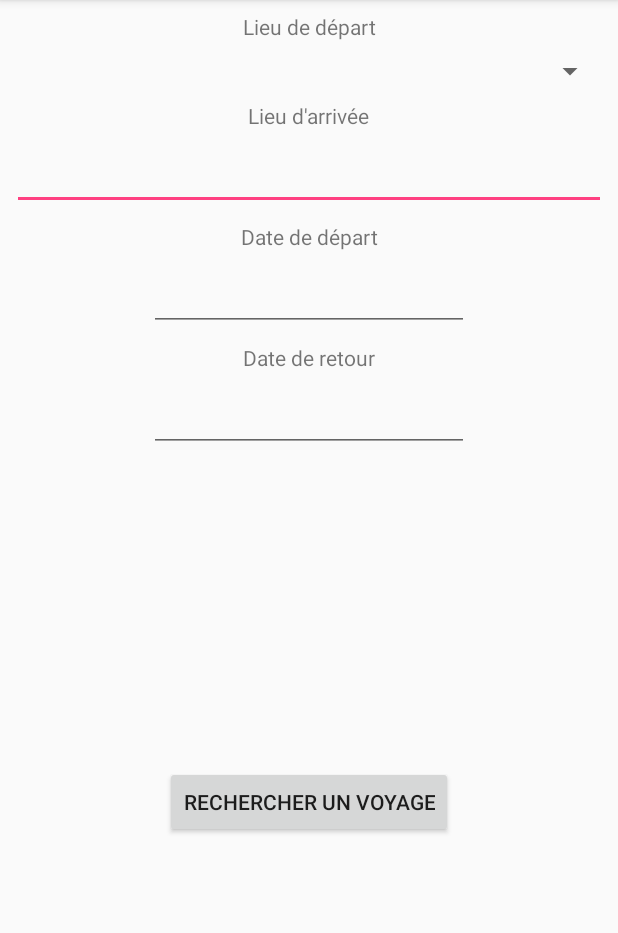
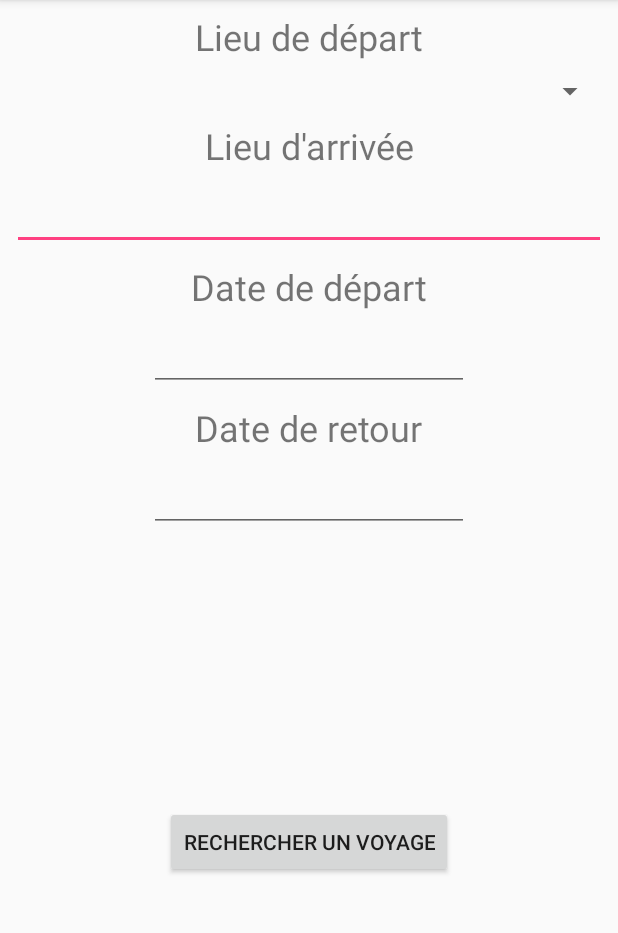
Before and after one commit to quent176/TOU-0917-ANDROID-checkpoint5android, an Android app: the screen it shows after launch (SearchFlightActivity), on a phone screen of 412 x 824 dp, the part 84-1017 px from its top. Run offline under Robolectric (Android 15) with nearby library versions, the phone set to English and light mode, and no system bars; our stand-ins replace Firebase (no records; nobody signed in at launch, a user with empty details on screens opened directly).

Commit message:
add translation + some text

```diff
--- a/app/src/main/java/fr/wcs/wcstravel/Adapters/ResultTravelAdapter.java
+++ b/app/src/main/java/fr/wcs/wcstravel/Adapters/ResultTravelAdapter.java
@@ -61,11 +61,11 @@ public class ResultTravelAdapter extends RecyclerView.Adapter<ResultTravelAdapte
 
         public void display(ResultTripModel resultTripModel) {
 
-            mResultCompany.setText(resultTripModel.getCompany());
-            mResultPrice.setText(resultTripModel.getPrice());
+            mResultCompany.setText(mContext.getResources().getString(R.string.flight_company) + " : " + resultTripModel.getCompany());
+            mResultPrice.setText(resultTripModel.getPrice() + " $");
             mPriceUSD = resultTripModel.getPrice();
             mPriceDoubleUSD = Double.parseDouble(mPriceUSD);
-            mResultPriceEUR.setText(convertPrice(mPriceDoubleUSD, "USD", "EUR"));
+            mResultPriceEUR.setText(convertPrice(mPriceDoubleUSD, "USD", "EUR") + " €");
 
         }
     }
--- a/app/src/main/java/fr/wcs/wcstravel/SearchFlightActivity.java
+++ b/app/src/main/java/fr/wcs/wcstravel/SearchFlightActivity.java
@@ -95,7 +95,7 @@ public class SearchFlightActivity extends AppCompatActivity {
             @Override
             public void onClick(View view) {
                 if (mEditDeparturePlace.getSelectedItem().toString().trim().isEmpty() || mEditArrivalPlace.getText().toString().trim().isEmpty()) {
-                    Toast.makeText(SearchFlightActivity.this, "Veuillez remplir le lieu de départ et d'arrivée", Toast.LENGTH_SHORT).show();
+                    Toast.makeText(SearchFlightActivity.this, R.string.toast_error_fill, Toast.LENGTH_SHORT).show();
                 } else {
                     TravelModel travelModel = new TravelModel(mEditDeparturePlace.getSelectedItem().toString(), mEditArrivalPlace.getText().toString(), datePicker.getTheDate(), datePicker2.getTheDate());
                     Intent intent = new Intent(SearchFlightActivity.this, ResultFlightActivity.class);
--- a/app/src/main/res/layout/activity_search_flight.xml
+++ b/app/src/main/res/layout/activity_search_flight.xml
@@ -15,6 +15,7 @@
         android:layout_marginStart="8dp"
         android:layout_marginTop="8dp"
         android:text="@string/departure_place"
+        android:textSize="24sp"
         app:layout_constraintEnd_toEndOf="parent"
         app:layout_constraintStart_toStartOf="parent"
         app:layout_constraintTop_toTopOf="parent"/>
@@ -38,6 +39,7 @@
         android:layout_marginStart="8dp"
         android:layout_marginTop="8dp"
         android:text="@string/arrival_place"
+        android:textSize="24sp"
         app:layout_constraintEnd_toEndOf="parent"
         app:layout_constraintStart_toStartOf="parent"
         app:layout_constraintTop_toBottomOf="@+id/edit_departure_place"/>
@@ -64,6 +66,7 @@
         android:layout_marginStart="8dp"
         android:layout_marginTop="8dp"
         android:text="@string/departure_date"
+        android:textSize="24sp"
         app:layout_constraintEnd_toEndOf="parent"
         app:layout_constraintStart_toStartOf="parent"
         app:layout_constraintTop_toBottomOf="@+id/edit_arrival_place"/>
@@ -89,6 +92,7 @@
         android:layout_marginStart="8dp"
         android:layout_marginTop="8dp"
         android:text="@string/return_date"
+        android:textSize="24sp"
         app:layout_constraintEnd_toEndOf="parent"
         app:layout_constraintStart_toStartOf="parent"
         app:layout_constraintTop_toBottomOf="@+id/edit_departure_date"/>
--- a/app/src/main/res/values/strings.xml
+++ b/app/src/main/res/values/strings.xml
@@ -5,4 +5,6 @@
     <string name="departure_date">Date de départ</string>
     <string name="return_date">Date de retour</string>
     <string name="search_trip">Rechercher un voyage</string>
+    <string name="flight_company">Compagnie Aerienne</string>
+    <string name="toast_error_fill">Veuillez remplir le lieu de départ et d\'arrivée</string>
 </resources>
```
Also changed, not shown: 1 other file.
